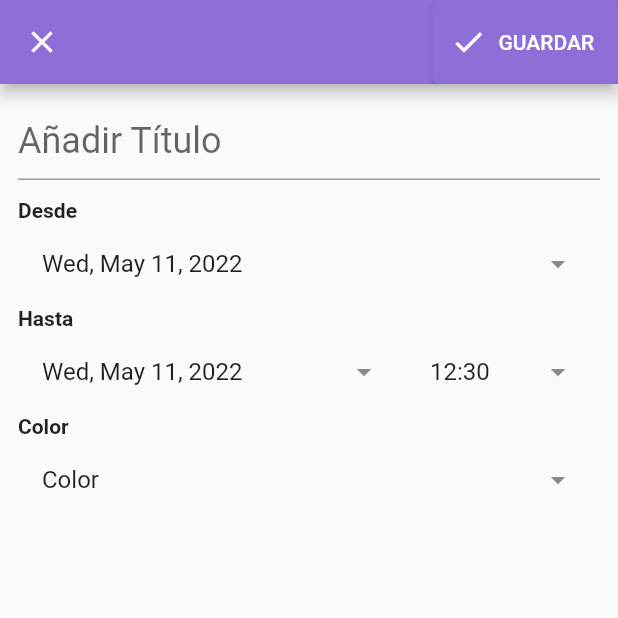
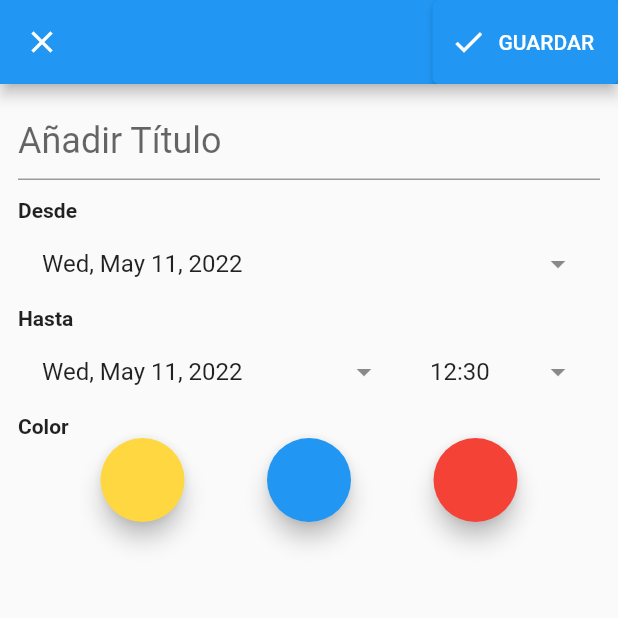
Before and after one commit to jhadechni/Qpets-App, a Flutter app: the EventEditingPage screen opened directly, on a phone screen of 412 x 824 dp, the top half of it. Run offline on Flutter 3.47's test engine with Material 2 defaults, Android fonts, the phone set to English and light mode, and no system bars; our stand-ins replace carousel_slider, cloud_firestore, curved_navigation_bar, firebase_auth, firebase_core, font_awesome_flutter and 10 more; missing offline and left inert: flutter_config, google_place, hawk_fab_menu, syncfusion_flutter_core; accounts and stored records are empty; network calls fail.

Commit message:
feat:added colors to events

```diff
--- a/lib/domain/calendar/event.dart
+++ b/lib/domain/calendar/event.dart
@@ -5,7 +5,7 @@ class Event {
   final String description;
   final DateTime from;
   final DateTime to;
-  // final Color backgroundColor;
+  final Color backgroundColor;
   final bool isAllDay;
 
   const Event({
@@ -13,7 +13,8 @@ class Event {
     required this.description,
     required this.from,
     required this.to,
-    // this.backgroundColor = Colors.lightGreen,
+    this.backgroundColor = Colors.lightGreen,
     this.isAllDay = false,
   });
+
 }
--- a/lib/domain/calendar/event_data_source.dart
+++ b/lib/domain/calendar/event_data_source.dart
@@ -18,7 +18,8 @@ class EventDataSource extends CalendarDataSource {
   @override
   String getSubject(int index) => getEvent(index).title;
 
+  Color getColor(int index) => getEvent(index).backgroundColor;
+  Color setColor(int index) => getEvent(index).backgroundColor;
   @override
   bool isAllDay(int index) => getEvent(index).isAllDay;
 }
-  // Color getColor(int index) => getEvent (index).backgroundColor;
--- a/lib/ui/pages/calendar/event_editing_page.dart
+++ b/lib/ui/pages/calendar/event_editing_page.dart
@@ -15,9 +15,7 @@ class EventEditingPage extends StatefulWidget {
 }
 
 class _EventEditingPageState extends State<EventEditingPage> {
-  bool _isSelected = false;
-  bool _isSelected2 = false;
-  bool _isSelected3 = false;
+  Color bgColor = Colors.blue;
   final _formKey = GlobalKey<FormState>();
   final titleController = TextEditingController();
   late DateTime fromDate;
@@ -44,7 +42,7 @@ class _EventEditingPageState extends State<EventEditingPage> {
         appBar: AppBar(
           leading: const CloseButton(),
           actions: buildEditingActions(),
-          backgroundColor: const Color(0xFF8E6FD8),
+          backgroundColor: bgColor,
         ),
         body: SingleChildScrollView(
           padding: const EdgeInsets.all(12),
@@ -68,7 +66,35 @@ class _EventEditingPageState extends State<EventEditingPage> {
         children: [
           Expanded(
               flex: 2,
-              child: buildDropdownField(text: "Color", onClicked: () => {}))
+              child: Row(
+                mainAxisAlignment: MainAxisAlignment.spaceEvenly,
+                children: [
+                  FloatingActionButton(
+                    backgroundColor: Colors.amberAccent,
+                    onPressed: () {
+                      setState(() {
+                        bgColor = Colors.amberAccent;
+                      });
+                    },
+                  ),
+                  FloatingActionButton(
+                    backgroundColor: Colors.blue,
+                    onPressed: () {
+                      setState(() {
+                        bgColor = Colors.blue;
+                      });
+                    },
+                  ),
+                  FloatingActionButton(
+                    backgroundColor: Colors.red,
+                    onPressed: () {
+                      setState(() {
+                        bgColor = Colors.red;
+                      });
+                    },
+                  ),
+                ],
+              ))
         ],
       ));
   Widget buildFrom() => buildHeader(
@@ -88,8 +114,8 @@ class _EventEditingPageState extends State<EventEditingPage> {
   List<Widget> buildEditingActions() => [
         ElevatedButton.icon(
           style: ElevatedButton.styleFrom(
-            primary: const Color(0xFF8E6FD8),
-            shadowColor: const Color(0xFF8E6FD8),
+            primary: bgColor,
+            shadowColor: bgColor,
           ),
           onPressed: saveForm,
           icon: const Icon(Icons.done),
@@ -209,7 +235,8 @@ class _EventEditingPageState extends State<EventEditingPage> {
           description: 'Descripción',
           from: fromDate,
           to: toDate,
-          isAllDay: false);
+          isAllDay: false,
+          backgroundColor: bgColor);
 
       controller.addEvent(event);
       Navigator.of(context).pop();
```
